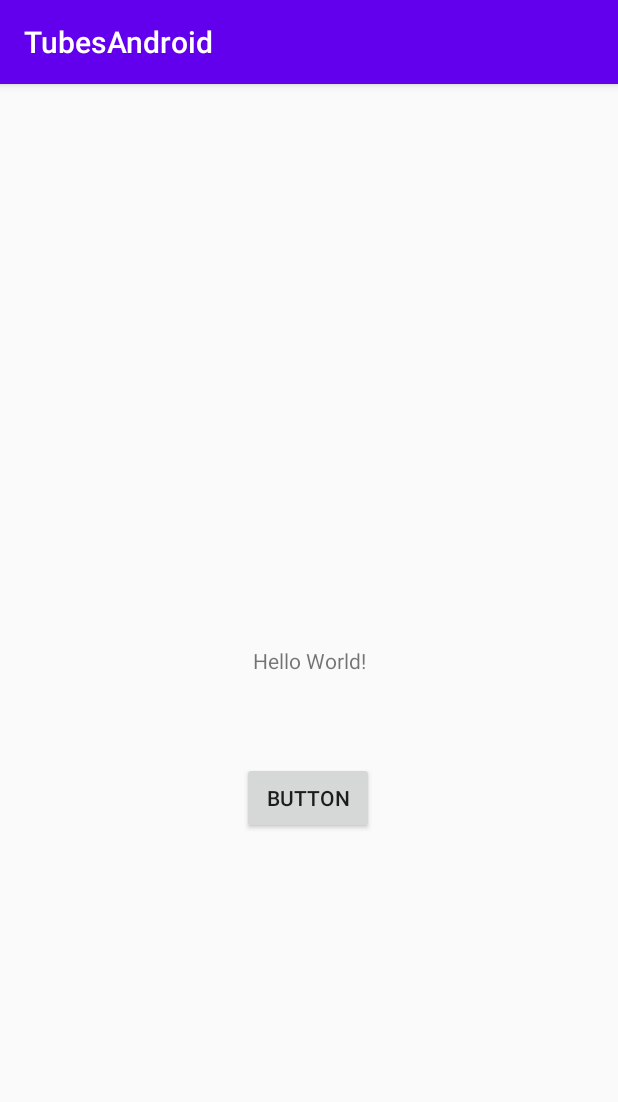
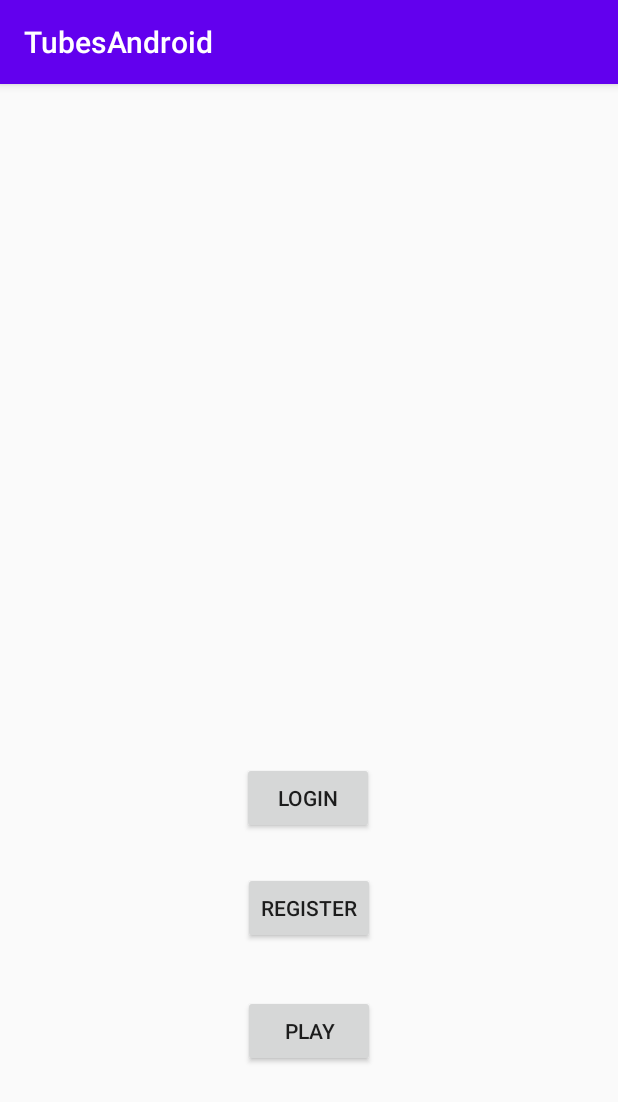
Before and after one commit to farahfitriavidaa/tubesandroid, an Android app: the screen it shows after launch (MainActivity), on a phone screen of 412 x 824 dp. Shown: the top 1102 px of the screen. Run offline under Robolectric (Android 15) with nearby library versions, the phone set to English and light mode, and no system bars.

Commit message:
ha hi TampilanLogin Tambahan ayo bisa bisaaa

```diff
--- a/app/src/main/AndroidManifest.xml
+++ b/app/src/main/AndroidManifest.xml
@@ -12,6 +12,8 @@
 
 
         <activity android:name=".DuaActivity"></activity>
+        <activity android:name=".Registrasi"></activity>
+        <activity android:name=".Play"></activity>
         <activity android:name=".MainActivity">
             <intent-filter>
                 <action android:name="android.intent.action.MAIN" />
--- a/app/src/main/java/id/ac/telkomuniversity/vsi3f4/tubesandroid/MainActivity.java
+++ b/app/src/main/java/id/ac/telkomuniversity/vsi3f4/tubesandroid/MainActivity.java
@@ -18,7 +18,7 @@ public class MainActivity extends AppCompatActivity {
         super.onCreate(savedInstanceState);
         setContentView(R.layout.activity_main);
 
-        pindahButton = findViewById(R.id.pindahbutton);
+        pindahButton = findViewById(R.id.pindahbuttonsatu);
         pindahButton.setOnClickListener(new View.OnClickListener() {
             @Override
             public void onClick(View view) {
@@ -31,7 +31,7 @@ public class MainActivity extends AppCompatActivity {
         pindahPlay.setOnClickListener(new View.OnClickListener() {
             @Override
             public void onClick(View view) {
-                Intent intent = new Intent(MainActivity.this, Play.class);
+                Intent intent = new Intent(MainActivity.this, Registrasi.class);
                 startActivity(intent);
             }
         });
@@ -40,7 +40,7 @@ public class MainActivity extends AppCompatActivity {
         pindahLogin.setOnClickListener(new View.OnClickListener() {
             @Override
             public void onClick(View view) {
-                Intent intent = new Intent(MainActivity.this, Registrasi.class);
+                Intent intent = new Intent(MainActivity.this, Play.class);
                 startActivity(intent);
             }
         });
--- a/app/src/main/res/layout/activity_main.xml
+++ b/app/src/main/res/layout/activity_main.xml
@@ -6,24 +6,35 @@
     android:layout_height="match_parent"
     tools:context=".MainActivity">
 
-    <TextView
-        android:layout_width="wrap_content"
-        android:layout_height="wrap_content"
-        android:text="Hello World!"
-        app:layout_constraintBottom_toBottomOf="parent"
-        app:layout_constraintLeft_toLeftOf="parent"
-        app:layout_constraintRight_toRightOf="parent"
-        app:layout_constraintTop_toTopOf="parent" />
-
     <Button
-        android:id="@+id/pindahbutton"
+        android:id="@+id/pindahbuttonsatu"
         android:layout_width="wrap_content"
         android:layout_height="wrap_content"
         android:layout_marginBottom="268dp"
-        android:text="Button"
+        android:text="Login"
         app:layout_constraintBottom_toBottomOf="parent"
         app:layout_constraintEnd_toEndOf="parent"
         app:layout_constraintHorizontal_bias="0.498"
         app:layout_constraintStart_toStartOf="parent" />
 
+    <Button
+        android:id="@+id/button1"
+        android:layout_width="wrap_content"
+        android:layout_height="wrap_content"
+        android:layout_marginTop="73dp"
+        android:text="REGISTER"
+        app:layout_constraintEnd_toEndOf="parent"
+        app:layout_constraintStart_toStartOf="parent"
+        app:layout_constraintTop_toTopOf="@+id/pindahbuttonsatu" />
+
+    <Button
+        android:id="@+id/button2"
+        android:layout_width="wrap_content"
+        android:layout_height="wrap_content"
+        android:layout_marginTop="82dp"
+        android:text="PLAY"
+        app:layout_constraintEnd_toEndOf="parent"
+        app:layout_constraintStart_toStartOf="parent"
+        app:layout_constraintTop_toTopOf="@+id/button1" />
+
 </androidx.constraintlayout.widget.ConstraintLayout>
--- a/app/src/main/res/values/strings.xml
+++ b/app/src/main/res/values/strings.xml
@@ -1,7 +1,7 @@
 <resources>
     <string name="app_name">TubesAndroid</string>
     <string name="login1">Login</string>
-    <string name="login2">Untuk Masuk ke "APlikasi Musik", masukan Username dan Passwors anda di bawah ini</string>
+    <string name="login2">Untuk Masuk ke *Aplikasi Musik*, masukan Username dan Passwors anda di bawah ini</string>
     <string name="login3">Username</string>
     <string name="login4">Password</string>
     <string name="login5">Belum punya akun? DAFTAR</string>
```
